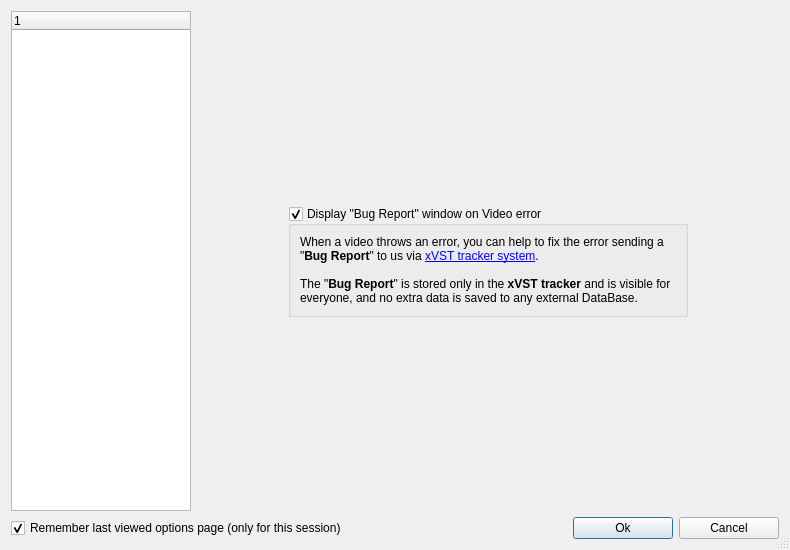
Above: ui/options.ui from xVST/xVideoServiceThief before the change. Below: the same form after it.
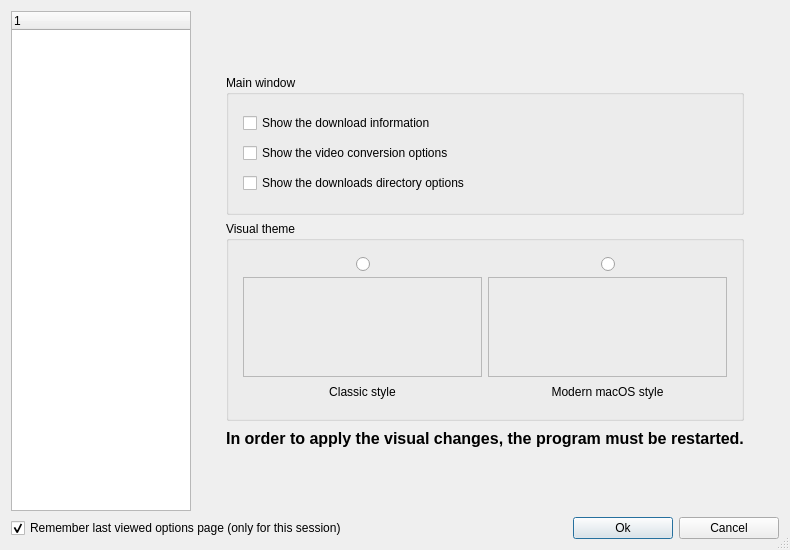
That is the form after the change. Icons and pictures are not drawn.

Commit message: Implemented a new group of options (Graphical Interface)

Diff of the .ui file:
```diff
--- a/ui/options.ui
+++ b/ui/options.ui
@@ -81,7 +81,7 @@
    <item row="0" column="1">
     <widget class="QStackedWidget" name="pgOptions">
      <property name="currentIndex">
-      <number>7</number>
+      <number>6</number>
      </property>
      <widget class="QWidget" name="pgBasic">
       <layout class="QGridLayout">
@@ -1629,25 +1629,357 @@
        </item>
       </layout>
      </widget>
+     <widget class="QWidget" name="pgUserInterface">
+      <layout class="QGridLayout" name="gridLayout">
+       <item row="2" column="2">
+        <spacer name="horizontalSpacer_10">
+         <property name="orientation">
+          <enum>Qt::Horizontal</enum>
+         </property>
+         <property name="sizeHint" stdset="0">
+          <size>
+           <width>40</width>
+           <height>20</height>
+          </size>
+         </property>
+        </spacer>
+       </item>
+       <item row="5" column="1">
+        <spacer name="verticalSpacer_5">
+         <property name="orientation">
+          <enum>Qt::Vertical</enum>
+         </property>
+         <property name="sizeHint" stdset="0">
+          <size>
+           <width>20</width>
+           <height>40</height>
+          </size>
+         </property>
+        </spacer>
+       </item>
+       <item row="2" column="1">
+        <widget class="QGroupBox" name="groupBox_5">
+         <property name="minimumSize">
+          <size>
+           <width>0</width>
+           <height>200</height>
+          </size>
+         </property>
+         <property name="title">
+          <string>Visual theme</string>
+         </property>
+         <layout class="QHBoxLayout" name="horizontalLayout_8">
+          <property name="leftMargin">
+           <number>14</number>
+          </property>
+          <property name="topMargin">
+           <number>14</number>
+          </property>
+          <property name="rightMargin">
+           <number>14</number>
+          </property>
+          <property name="bottomMargin">
+           <number>14</number>
+          </property>
+          <item>
+           <layout class="QVBoxLayout" name="verticalLayout_5">
+            <property name="spacing">
+             <number>2</number>
+            </property>
+            <item>
+             <layout class="QHBoxLayout" name="horizontalLayout_6">
+              <item>
+               <spacer name="horizontalSpacer_7">
+                <property name="orientation">
+                 <enum>Qt::Horizontal</enum>
+                </property>
+                <property name="sizeHint" stdset="0">
+                 <size>
+                  <width>40</width>
+                  <height>20</height>
+                 </size>
+                </property>
+               </spacer>
+              </item>
+              <item>
+               <widget class="QRadioButton" name="rdbClassicUI">
+                <property name="text">
+                 <string/>
+                </property>
+               </widget>
+              </item>
+              <item>
+               <spacer name="horizontalSpacer_4">
+                <property name="orientation">
+                 <enum>Qt::Horizontal</enum>
+                </property>
+                <property name="sizeHint" stdset="0">
+                 <size>
+                  <width>40</width>
+                  <height>20</height>
+                 </size>
+                </property>
+               </spacer>
+              </item>
+             </layout>
+            </item>
+            <item>
+             <widget class="QFrame" name="frame_2">
+              <property name="minimumSize">
+               <size>
+                <width>0</width>
+                <height>100</height>
+               </size>
+              </property>
+              <property name="frameShape">
+               <enum>QFrame::StyledPanel</enum>
+              </property>
+              <property name="frameShadow">
+               <enum>QFrame::Raised</enum>
+              </property>
+             </widget>
+            </item>
+            <item>
+             <widget class="QLabel" name="label_4">
+              <property name="text">
+               <string>Classic style</string>
+              </property>
+              <property name="alignment">
+               <set>Qt::AlignCenter</set>
+              </property>
+             </widget>
+            </item>
+           </layout>
+          </item>
+          <item>
+           <layout class="QVBoxLayout" name="verticalLayout_6">
+            <property name="spacing">
+             <number>2</number>
+            </property>
+            <item>
+             <layout class="QHBoxLayout" name="horizontalLayout_7">
+              <item>
+               <spacer name="horizontalSpacer_8">
+                <property name="orientation">
+                 <enum>Qt::Horizontal</enum>
+                </property>
+                <property name="sizeHint" stdset="0">
+                 <size>
+                  <width>40</width>
+                  <height>20</height>
+                 </size>
+                </property>
+               </spacer>
+              </item>
+              <item>
+               <widget class="QRadioButton" name="rdbModernStyle">
+                <property name="text">
+                 <string/>
+                </property>
+               </widget>
+              </item>
+              <item>
+               <spacer name="horizontalSpacer_9">
+                <property name="orientation">
+                 <enum>Qt::Horizontal</enum>
+                </property>
+                <property name="sizeHint" stdset="0">
+                 <size>
+                  <width>40</width>
+                  <height>20</height>
+                 </size>
+                </property>
+               </spacer>
+              </item>
+             </layout>
+            </item>
+            <item>
+             <widget class="QFrame" name="frame_3">
+              <property name="minimumSize">
+               <size>
+                <width>0</width>
+                <height>100</height>
+               </size>
+              </property>
+              <property name="frameShape">
+               <enum>QFrame::StyledPanel</enum>
+              </property>
+              <property name="frameShadow">
+               <enum>QFrame::Raised</enum>
+              </property>
+             </widget>
+            </item>
+            <item>
+             <widget class="QLabel" name="label_5">
+              <property name="text">
+               <string>Modern macOS style</string>
+              </property>
+              <property name="alignment">
+               <set>Qt::AlignCenter</set>
+              </property>
+             </widget>
+            </item>
+           </layout>
+          </item>
+         </layout>
+        </widget>
+       </item>
+       <item row="0" column="0">
+        <spacer name="horizontalSpacer_11">
+         <property name="orientation">
+          <enum>Qt::Horizontal</enum>
+         </property>
+         <property name="sizeHint" stdset="0">
+          <size>
+           <width>40</width>
+           <height>20</height>
+          </size>
+         </property>
+        </spacer>
+       </item>
+       <item row="1" column="1">
+        <widget class="QGroupBox" name="groupBox_4">
+         <property name="minimumSize">
+          <size>
+           <width>450</width>
+           <height>140</height>
+          </size>
+         </property>
+         <property name="baseSize">
+          <size>
+           <width>0</width>
+           <height>0</height>
+          </size>
+         </property>
+         <property name="title">
+          <string>Main window</string>
+         </property>
+         <layout class="QVBoxLayout" name="verticalLayout_4">
+          <property name="leftMargin">
+           <number>14</number>
+          </property>
+          <property name="topMargin">
+           <number>14</number>
+          </property>
+          <property name="rightMargin">
+           <number>14</number>
+          </property>
+          <property name="bottomMargin">
+           <number>14</number>
+          </property>
+          <item>
+           <widget class="QCheckBox" name="chbHideDownloadInfo">
+            <property name="text">
+             <string>Show the download information</string>
+            </property>
+           </widget>
+          </item>
+          <item>
+           <widget class="QCheckBox" name="chbHideVideoConversion">
+            <property name="text">
+             <string>Show the video conversion options</string>
+            </property>
+           </widget>
+          </item>
+          <item>
+           <widget class="QCheckBox" name="chbHideDownloadsDirectory">
+            <property name="text">
+             <string>Show the downloads directory options</string>
+            </property>
+           </widget>
+          </item>
+         </layout>
+        </widget>
+       </item>
+       <item row="0" column="1">
+        <spacer name="verticalSpacer_4">
+         <property name="orientation">
+          <enum>Qt::Vertical</enum>
+         </property>
+         <property name="sizeType">
+          <enum>QSizePolicy::Expanding</enum>
+         </property>
+         <property name="sizeHint" stdset="0">
+          <size>
+           <width>20</width>
+           <height>40</height>
+          </size>
+         </property>
+        </spacer>
+       </item>
+       <item row="4" column="1">
+        <widget class="QLabel" name="label_6">
+         <property name="font">
+          <font>
+           <pointsize>12</pointsize>
+           <weight>75</weight>
+           <bold>true</bold>
+          </font>
+         </property>
+         <property name="text">
+          <string>In order to apply the visual changes, the program must be restarted.</string>
+         </property>
+         <property name="alignment">
+          <set>Qt::AlignCenter</set>
+         </property>
+        </widget>
+       </item>
+       <item row="3" column="1">
+        <spacer name="verticalSpacer_6">
+         <property name="orientation">
+          <enum>Qt::Vertical</enum>
+         </property>
+         <property name="sizeType">
+          <enum>QSizePolicy::Fixed</enum>
+         </property>
+         <property name="sizeHint" stdset="0">
+          <size>
+           <width>20</width>
+           <height>2</height>
+          </size>
+         </property>
+        </spacer>
+       </item>
+      </layout>
+     </widget>
      <widget class="QWidget" name="pgProxy">
       <layout class="QGridLayout" name="gridLayout_7">
-       <item row="0" column="1" rowspan="2">
+       <item row="3" column="1">
+        <spacer name="verticalSpacer_3">
+         <property name="orientation">
+          <enum>Qt::Vertical</enum>
+         </property>
+         <property name="sizeHint" stdset="0">
+          <size>
+           <width>20</width>
+           <height>40</height>
+          </size>
+         </property>
+        </spacer>
+       </item>
+       <item row="1" column="2" rowspan="2">
+        <spacer name="horizontalSpacer_6">
+         <property name="orientation">
+          <enum>Qt::Horizontal</enum>
+         </property>
+         <property name="sizeHint" stdset="0">
+          <size>
+           <width>59</width>
+           <height>20</height>
+          </size>
+         </property>
+        </spacer>
+       </item>
+       <item row="1" column="1" rowspan="2">
         <layout class="QVBoxLayout" name="verticalLayout_2">
          <item>
-          <spacer name="verticalSpacer_2">
-           <property name="orientation">
-            <enum>Qt::Vertical</enum>
-           </property>
-           <property name="sizeHint" stdset="0">
+          <widget class="QGroupBox" name="groupBox_3">
+           <property name="minimumSize">
             <size>
-             <width>20</width>
-             <height>40</height>
+             <width>390</width>
+             <height>0</height>
             </size>
            </property>
-          </spacer>
-         </item>
-         <item>
-          <widget class="QGroupBox" name="groupBox_3">
            <property name="title">
             <string>Http configuration</string>
            </property>
@@ -1956,20 +2288,7 @@
          </item>
         </layout>
        </item>
-       <item row="0" column="2" rowspan="2">
-        <spacer name="horizontalSpacer_6">
-         <property name="orientation">
-          <enum>Qt::Horizontal</enum>
-         </property>
-         <property name="sizeHint" stdset="0">
-          <size>
-           <width>59</width>
-           <height>20</height>
-          </size>
-         </property>
-        </spacer>
-       </item>
-       <item row="0" column="0" rowspan="2">
+       <item row="1" column="0" rowspan="2">
         <spacer name="horizontalSpacer_5">
          <property name="orientation">
           <enum>Qt::Horizontal</enum>
@@ -1982,8 +2301,8 @@
          </property>
         </spacer>
        </item>
-       <item row="2" column="1">
-        <spacer name="verticalSpacer_3">
+       <item row="0" column="1">
+        <spacer name="verticalSpacer_2">
          <property name="orientation">
           <enum>Qt::Vertical</enum>
          </property>
@@ -1997,7 +2316,7 @@
        </item>
       </layout>
      </widget>
-     <widget class="QWidget" name="page">
+     <widget class="QWidget" name="pgTracker">
       <layout class="QGridLayout">
        <item row="0" column="1">
         <spacer name="spacer_20">
@@ -2095,7 +2414,7 @@
      </widget>
     </widget>
    </item>
-   <item row="1" column="0" colspan="2">
+   <item row="1" column="0" colspan="3">
     <layout class="QHBoxLayout" name="boxLayout_4">
      <item>
       <widget class="QCheckBox" name="chbRememberView">
```
The commit also changes 1 other file.
